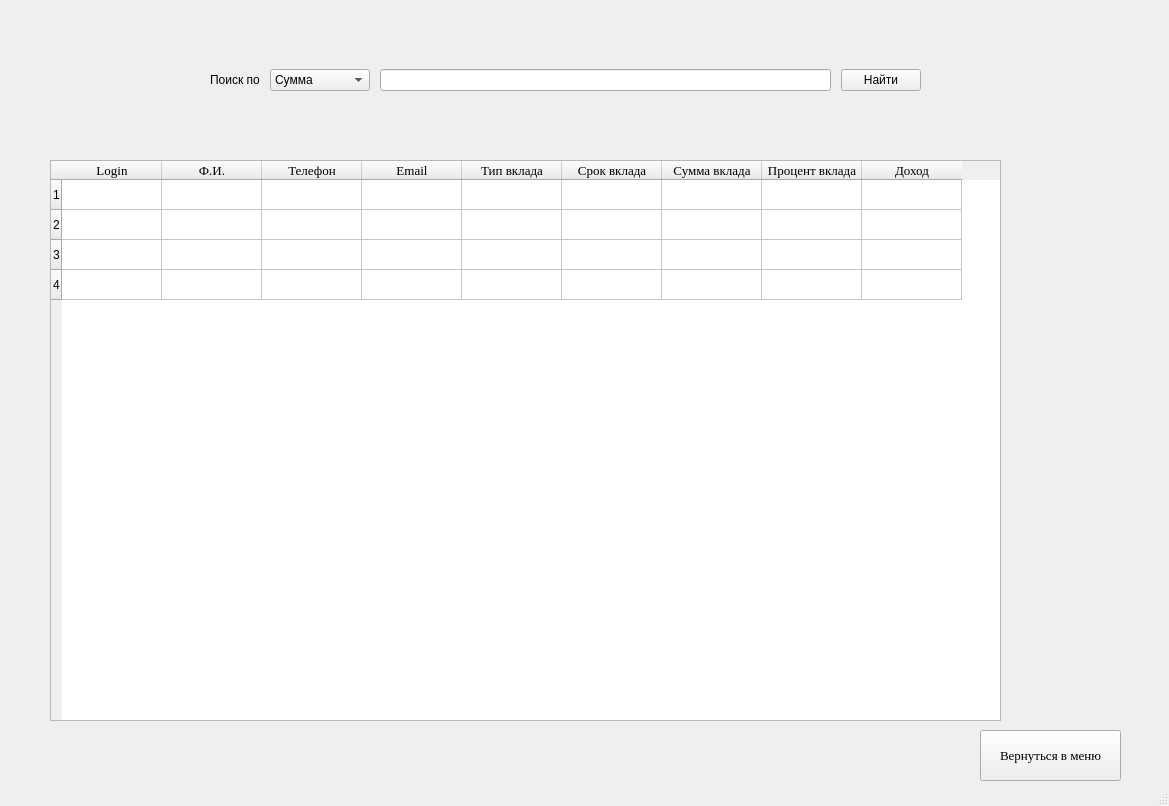
The window that Ui/Таблица.ui (notprogamer3/PractiseProject) describes before a commit, drawn with Qt 5.
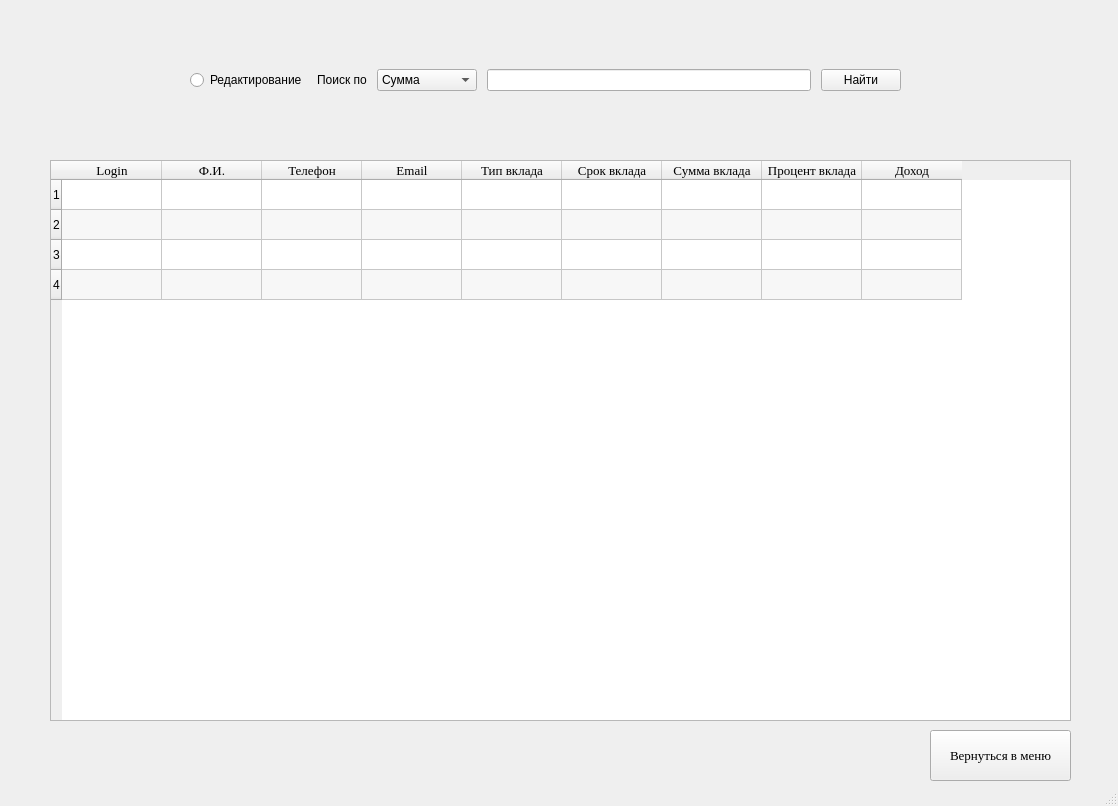
The same window after the commit.

```diff
--- a/Ui/Таблица.ui
+++ b/Ui/Таблица.ui
@@ -6,7 +6,7 @@
    <rect>
     <x>0</x>
     <y>0</y>
-    <width>1169</width>
+    <width>1118</width>
     <height>806</height>
    </rect>
   </property>
@@ -25,7 +25,7 @@
      <rect>
       <x>50</x>
       <y>160</y>
-      <width>951</width>
+      <width>1021</width>
       <height>561</height>
      </rect>
     </property>
@@ -35,9 +35,15 @@
       <height>561</height>
      </size>
     </property>
-    <property name="sortingEnabled">
+    <property name="editTriggers">
+     <set>QAbstractItemView::EditTrigger::AnyKeyPressed|QAbstractItemView::EditTrigger::DoubleClicked|QAbstractItemView::EditTrigger::EditKeyPressed|QAbstractItemView::EditTrigger::SelectedClicked</set>
+    </property>
+    <property name="alternatingRowColors">
      <bool>true</bool>
     </property>
+    <property name="sortingEnabled">
+     <bool>false</bool>
+    </property>
     <row/>
     <row/>
     <row/>
@@ -150,7 +156,7 @@
    <widget class="QPushButton" name="BackToMenu">
     <property name="geometry">
      <rect>
-      <x>980</x>
+      <x>930</x>
       <y>730</y>
       <width>141</width>
       <height>51</height>
@@ -169,7 +175,7 @@
    <widget class="QWidget" name="horizontalLayoutWidget">
     <property name="geometry">
      <rect>
-      <x>210</x>
+      <x>190</x>
       <y>40</y>
       <width>711</width>
       <height>80</height>
@@ -179,6 +185,13 @@
      <property name="spacing">
       <number>10</number>
      </property>
+     <item>
+      <widget class="QRadioButton" name="EditToggle">
+       <property name="text">
+        <string>Редактирование</string>
+       </property>
+      </widget>
+     </item>
      <item>
       <widget class="QLabel" name="label">
        <property name="minimumSize">
```
